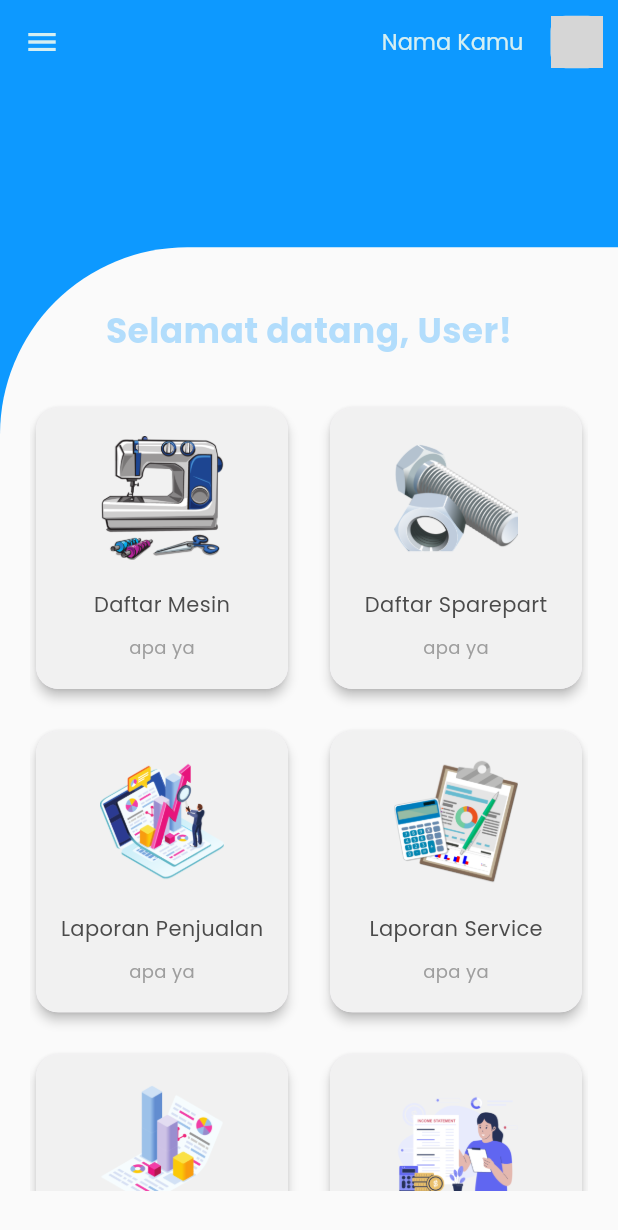
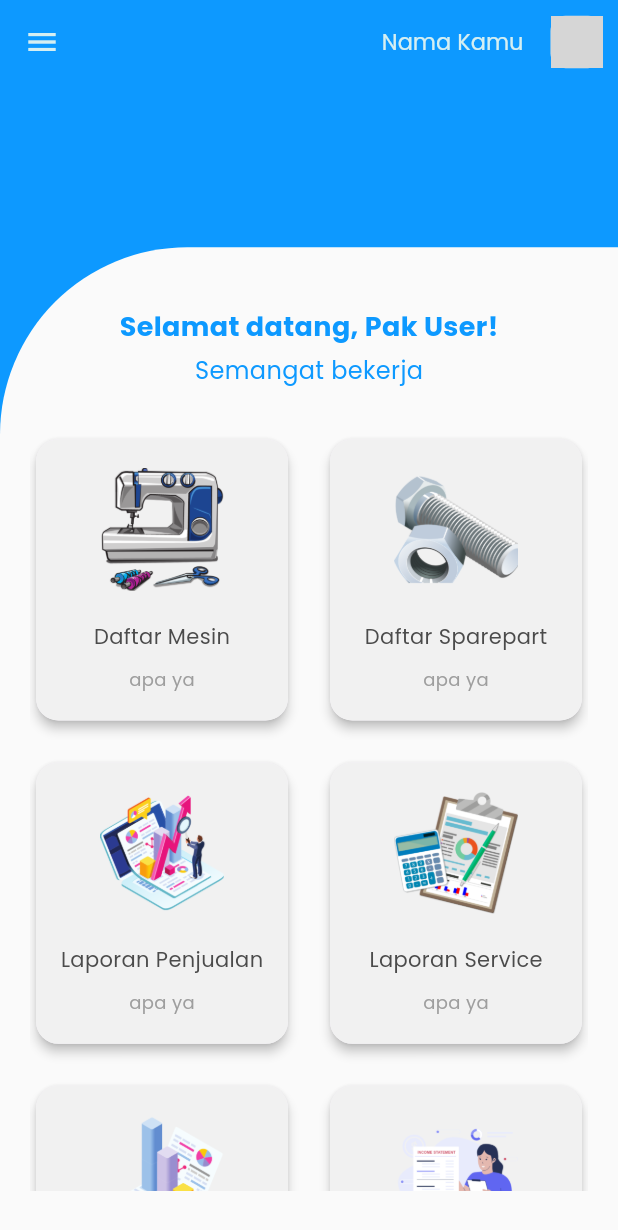
Before and after one commit to FardanAthilla/Project_TA, a Flutter app: the screen it shows after launch, on a phone screen of 412 x 824 dp. Shown: the top 1230 px of the screen. Run offline on Flutter 3.47's test engine with Material 3 defaults, Android fonts, the phone set to English and light mode, and no system bars; our stand-ins replace flutter_svg, get, google_fonts; grey boxes are pictures that could not be loaded.

Commit message:
feat: [AS] kinda finish! the scrollable gridcard nya

```diff
--- a/lib/Page/home_page/homepage.dart
+++ b/lib/Page/home_page/homepage.dart
@@ -81,37 +81,48 @@ class HomePage extends StatelessWidget {
               child: Center(
                 child: Padding(
                   padding: const EdgeInsets.only(bottom: 10, top: 20),
-                   child: SingleChildScrollView(
-                  child: SingleChildScrollView(
                   child: Column(
                     crossAxisAlignment: CrossAxisAlignment.center,
                     children: [
                       Text(
-                          'Selamat datang, User!',
+                        'Selamat datang, Pak User!',
                         style: TextStyle(
-                            fontSize: 23,
+                          fontSize: 18,
                           fontWeight: FontWeight.bold,
-                            color: Warna.mainblue,
+                          color: Warna.main,
+                        ),
+                      ),
+                      SizedBox(
+                        height: 5,
+                      ),
+                      Text(
+                        'Semangat bekerja',
+                        style: TextStyle(
+                          fontSize: 16,
+                          fontWeight: FontWeight.normal,
+                          color: Warna.main,
                         ),
                       ),
                       SizedBox(height: 30),
-                        GridView.count(
+                      Expanded(
+                        child: GridView.count(
                           shrinkWrap: true,
                           crossAxisCount: 2,
                           childAspectRatio: 0.90,
                           mainAxisSpacing: 20.0,
                           crossAxisSpacing: 20.0,
+                          physics: ClampingScrollPhysics(), //INI SIH biar gridnya bisa discroll tapi gak melebihi container luar
                           children: List.generate(
                             6,
                             (index) => GestureDetector(
                               onTap: onTapActions[index],
                               child: Card(
-                                elevation: 3, // Menambahkan elevasi
+                                elevation: 3,
                                 shape: RoundedRectangleBorder(
                                   borderRadius: BorderRadius.circular(15.0),
                                 ),
                                 child: Container(
-                                  padding: EdgeInsets.all(10), // Tambah padding di sini
+                                  padding: EdgeInsets.all(10),
                                   decoration: BoxDecoration(
                                     color: Warna.card,
                                     borderRadius: BorderRadius.circular(
@@ -151,10 +162,8 @@ class HomePage extends StatelessWidget {
                             ),
                           ),
                         ),
-
+                      ),
                     ],
-                    ),
-                  ),
                   ),
                 ),
               ),
```
Lines whose indentation alone changed are shown as unchanged.
